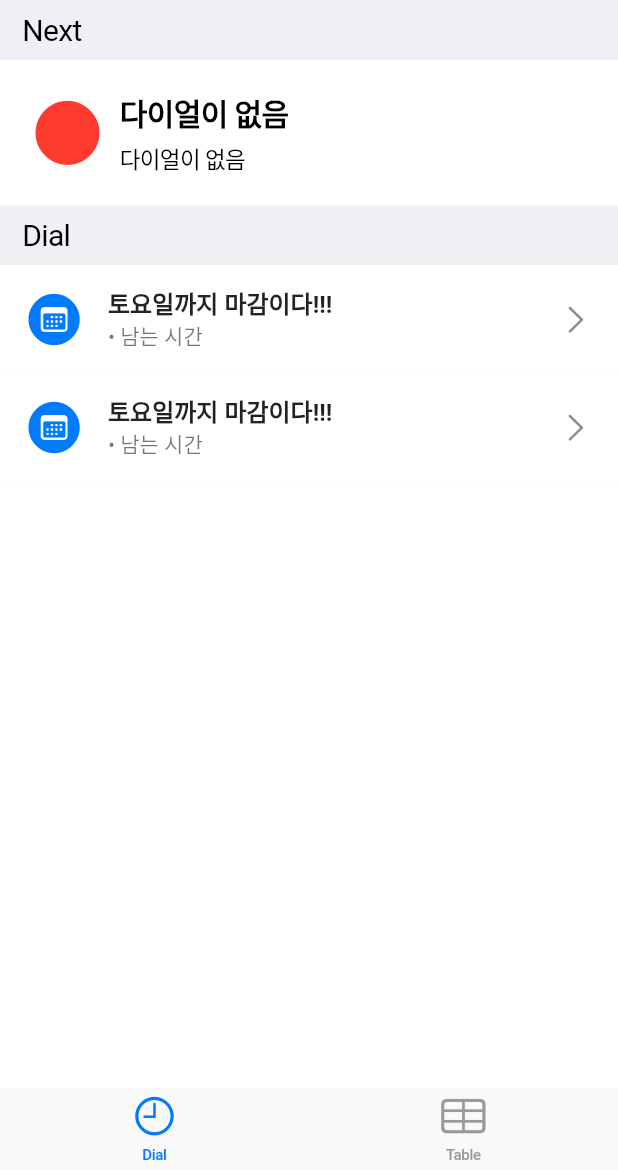
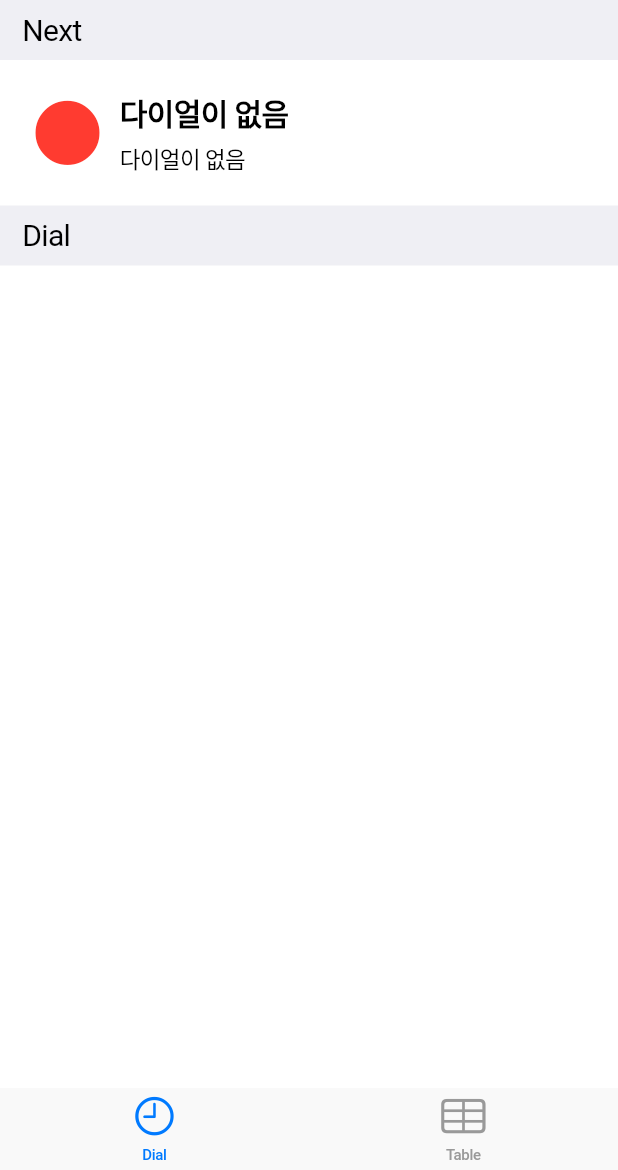
Before and after one commit to ProjectFRIDAY/Plan-Dial-Renewal, a Flutter app: the screen it shows after launch, on a phone screen of 412 x 824 dp, the part 66-1236 px from its top. Run offline on Flutter 3.47's test engine with Material 2 defaults, Android fonts, the phone set to English and light mode, and no system bars; drawn by our look-alikes of flutter_slidable; our stand-ins replace flutter_local_notifications, sqflite, syncfusion_flutter_calendar, timezone; missing offline and left inert: cupertino_list_tile; accounts and stored records are empty.

Commit message:
feat : 변경된 다이얼 리스트에 백엔드 연결

```diff
--- a/lib/models/dial.dart
+++ b/lib/models/dial.dart
@@ -109,6 +109,7 @@ class Dial {
     return weekSchedule.toAppointments(name, color);
   }
 
+  @Deprecated("해당 방식의 UI를 사용하지 않음.")
   CupertinoListTile toListTile(Icon icon) {
     return CupertinoListTile(
       leading: icon,
--- a/lib/screens/main.dart
+++ b/lib/screens/main.dart
@@ -1,9 +1,10 @@
 import 'package:flutter/cupertino.dart';
 import 'package:flutter/material.dart';
+import 'package:flutter_slidable/flutter_slidable.dart';
 import 'package:plan_dial_renewal/models/dial.dart';
 import 'package:plan_dial_renewal/models/dial_manager.dart';
 import 'package:plan_dial_renewal/screens/time_table.dart';
-import 'package:flutter_slidable/flutter_slidable.dart';
+
 import '../utils/noti_manager.dart';
 
 void main() {
@@ -127,7 +128,7 @@ class Item {
 }
 
 class ListViewWidget extends StatefulWidget {
-  ListViewWidget({Key? key}) : super(key: key);
+  const ListViewWidget({Key? key}) : super(key: key);
 
   @override
   _ListViewState createState() => _ListViewState();
@@ -141,7 +142,14 @@ class _ListViewState extends State<ListViewWidget> implements Observer {
         (a, b) => a.getLeftTimeInSeconds().compareTo(b.getLeftTimeInSeconds()));
     if (dials.isNotEmpty) dials.removeAt(0);
 
-    return ListView(children: [SlideIndexWidget(), SlideIndexWidget()]);
+    return ListView(
+      children: List.generate(
+        dials.length,
+        (i) {
+          return SlideIndexWidget(dials[i]);
+        },
+      ),
+    );
   }
 
   @override
@@ -151,14 +159,19 @@ class _ListViewState extends State<ListViewWidget> implements Observer {
 }
 
 class SlideIndexWidget extends StatefulWidget {
-  SlideIndexWidget({Key? key}) : super(key: key);
-  bool isdisable = false;
+  final Dial dial;
+
+  const SlideIndexWidget(this.dial, {Key? key}) : super(key: key);
 
   @override
-  State<SlideIndexWidget> createState() => _SlideIndexWidgetState();
+  State<SlideIndexWidget> createState() => _SlideIndexWidgetState(dial);
 }
 
 class _SlideIndexWidgetState extends State<SlideIndexWidget> {
+  final Dial dial;
+
+  _SlideIndexWidgetState(this.dial);
+
   @override
   Widget build(BuildContext context) {
     return Material(
@@ -170,23 +183,31 @@ class _SlideIndexWidgetState extends State<SlideIndexWidget> {
         endActionPane: ActionPane(
           motion: DrawerMotion(),
           children: [
-            widget.isdisable
-                ? const SlidableAction(
-                    onPressed: null,
+            !dial.disabled
+                ? SlidableAction(
+                    onPressed: (context) {
+                      dial.disabled = true;
+                      DialManager().updateDial(dial);
+                    },
                     foregroundColor: Colors.white,
                     backgroundColor: CupertinoColors.inactiveGray,
                     icon: Icons.play_disabled,
                     label: 'Disable',
                   )
-                : const SlidableAction(
-                    onPressed: null,
+                : SlidableAction(
+                    onPressed: (context) {
+                      dial.disabled = false;
+                      DialManager().updateDial(dial);
+                    },
                     foregroundColor: Colors.white,
                     backgroundColor: Color.fromARGB(255, 49, 149, 255),
                     icon: Icons.play_arrow,
                     label: 'Able',
                   ),
-            const SlidableAction(
-              onPressed: null,
+            SlidableAction(
+              onPressed: (context) {
+                DialManager().removeDialById(dial.id);
+              },
               backgroundColor: CupertinoColors.systemRed,
               foregroundColor: Colors.white,
               icon: Icons.delete,
@@ -196,13 +217,13 @@ class _SlideIndexWidgetState extends State<SlideIndexWidget> {
         ),
         // The child of the Slidable is what the user sees when the
         // component is not dragged.
-        child: const ListTile(
+        child: ListTile(
             tileColor: CupertinoColors.white,
             leading: Icon(CupertinoIcons.calendar_circle_fill,
                 color: CupertinoColors.activeBlue, size: 40),
-            title: Text('토요일까지 마감이다!!!',
-                style: TextStyle(fontWeight: FontWeight.w600)),
-            subtitle: Text('• 남는 시간'),
+            title:
+                Text(dial.name, style: TextStyle(fontWeight: FontWeight.w600)),
+            subtitle: Text(Dial.secondsToString(dial.getLeftTimeInSeconds())),
             trailing: Icon(CupertinoIcons.right_chevron)),
       ),
     );
```
